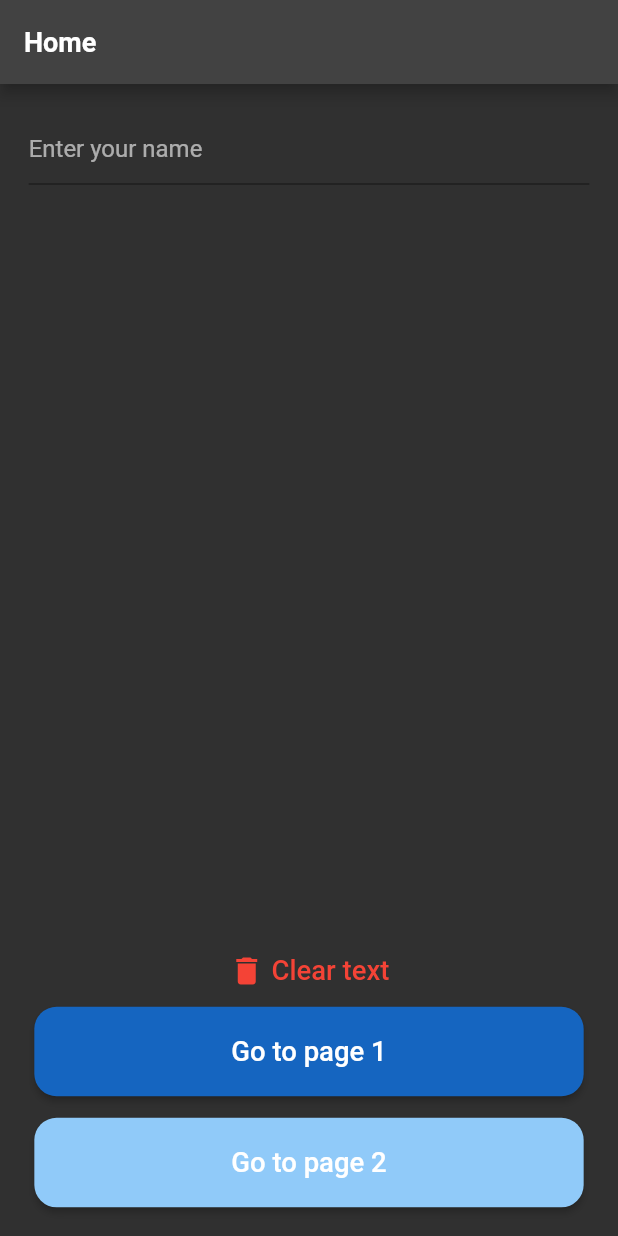
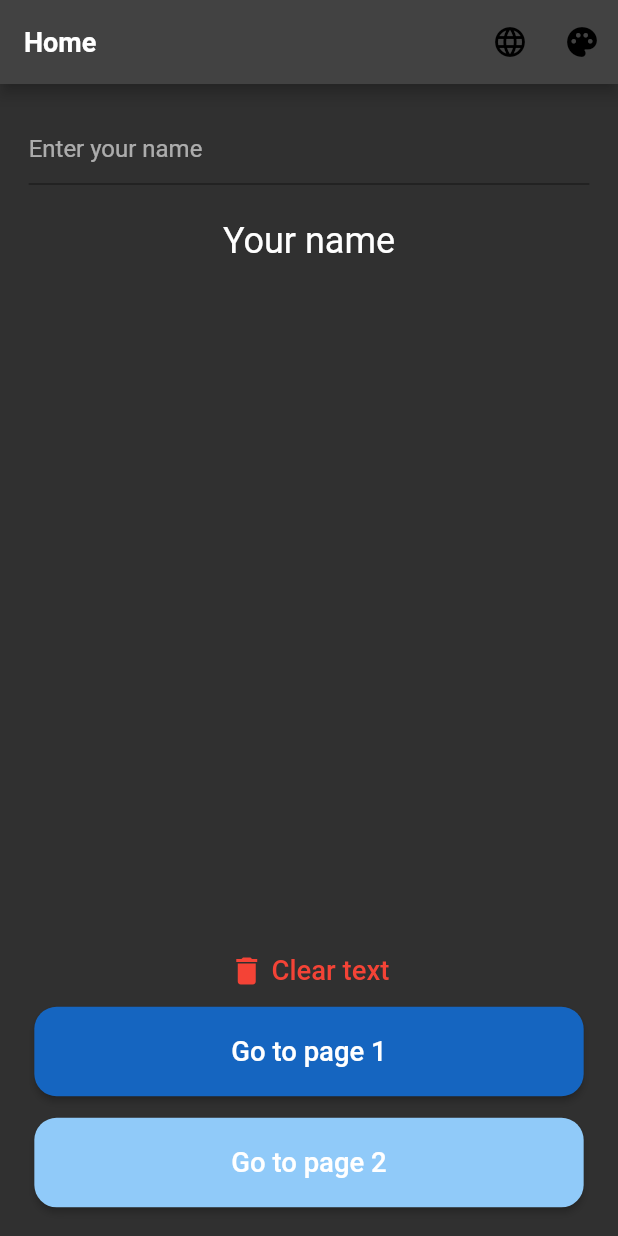
Before and after one commit to EyadAbuKm/Poke, a Flutter app: the screen it shows after launch, on a phone screen of 412 x 824 dp. Run offline on Flutter 3.47's test engine with Material 2 defaults, Android fonts, the light colour scheme and no system bars; our stand-ins replace cached_network_image, dio, flutter_easyloading, flutter_screenutil, fluttertoast, get and 1 more; missing offline and left inert: paginated_list.

Commit message:
Add Change Language and Theme buttons in the home page

```diff
--- a/lib/core/lang/ar_AR.dart
+++ b/lib/core/lang/ar_AR.dart
@@ -7,4 +7,8 @@ const Map<String, String> ar_AR = {
   "Pokemons":"البوكيمونات",
   "SomeThingWentWrong":"لقد حدث خطأ ما",
   "error":"خطأ",
+  "SelectLanguage":"اختار اللغة",
+  "Arabic":"العربية",
+  "English":"الانكليزية",
+  "yourName":"اسمك",
 };
--- a/lib/core/lang/en_US.dart
+++ b/lib/core/lang/en_US.dart
@@ -7,6 +7,10 @@ const Map<String, String> en_US = {
     "Pokemons":"Pokemons",
     "SomeThingWentWrong":"Some thing went wrong",
     "error":"Error",
+    "SelectLanguage":"Select Language",
+    "Arabic":"Arabic",
+    "English":"English",
+    "yourName":"Your name",
 
 
 };
--- a/lib/modules/home/view/home_screen.dart
+++ b/lib/modules/home/view/home_screen.dart
@@ -3,9 +3,10 @@ import 'package:flutter_screenutil/flutter_screenutil.dart';
 import 'package:get/get.dart';
 
 import 'widgets/home_widgets.dart';
+import 'widgets/language_button.dart';
+import 'widgets/theme_button.dart';
 
 class HomeScreen extends StatelessWidget {
-
   @override
   Widget build(BuildContext context) {
     return Scaffold(
@@ -13,6 +14,10 @@ class HomeScreen extends StatelessWidget {
         title: Text("Home".tr),
         automaticallyImplyLeading:
             false, // This line removes the back button space
+        actions: [
+          buildChangeLanguageButton(context),
+          buildChangeThemeButton(),
+        ],
       ),
       body: Container(
         margin: EdgeInsets.symmetric(horizontal: 16.h),
@@ -33,6 +38,4 @@ class HomeScreen extends StatelessWidget {
       ),
     );
   }
-
-
 }
--- a/lib/modules/home/view/widgets/home_widgets.dart
+++ b/lib/modules/home/view/widgets/home_widgets.dart
@@ -19,8 +19,9 @@ Widget buildTopTextsSection(BuildContext context) {
       ),
       SizedBox(height: 20.h),
       GetBuilder<HomeController>(builder: (controller) {
+        String text =  controller.nameController.text;
         return Text(
-          homeController.nameController.text,
+         text.isEmpty?"yourName".tr:text,
           style: Theme.of(context).textTheme.headlineSmall,
         );
       }),
--- /dev/null
+++ b/lib/modules/home/view/widgets/theme_button.dart
@@ -0,0 +1,18 @@
+
+
+import 'package:flutter/material.dart';
+import 'package:get/get.dart';
+
+IconButton buildChangeThemeButton() {
+  return IconButton(
+    icon: Icon(Icons.palette),
+    onPressed: () {
+      toggleTheme();
+    },
+  );
+}
+
+
+void toggleTheme() {
+  Get.changeTheme(Get.isDarkMode ? ThemeData.light() : ThemeData.dark());
+}
--- a/lib/shared/utils/common_widget.dart
+++ b/lib/shared/utils/common_widget.dart
@@ -17,7 +17,7 @@ class CommonWidget {
 
 
   static void snackBar(String error) async {
-    await Get.showSnackbar(
+     Get.showSnackbar(
       GetSnackBar(title:"error".tr ,  duration: Duration(seconds: 3),message: error,      backgroundColor: Colors.red,
       )
 );
```
Also changed, not shown: lib/modules/home/view/widgets/language_button.dart (added, +41 -0 lines).
